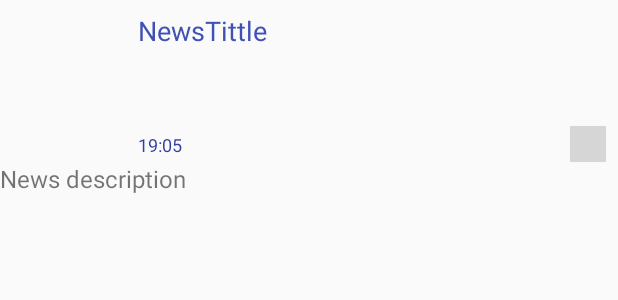
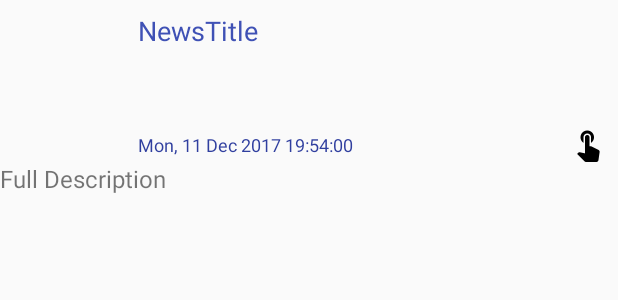
Before and after one commit to bleak96/News6, an Android app: the layout list_item.xml on its own in the app's theme, with its tools: preview values and no code run, on a phone screen of 412 x 824 dp. Shown: the top 300 px of the screen. Run offline under Robolectric (Android 15) with nearby library versions, the phone set to English and light mode, and no system bars; grey boxes are pictures that could not be loaded.

Commit message:
reformated code, add picture file...

```diff
--- a/mobile/src/main/java/com/example/asus/news/adapters/FragmentAdapter.java
+++ b/mobile/src/main/java/com/example/asus/news/adapters/FragmentAdapter.java
@@ -12,7 +12,6 @@ import com.example.asus.news.fragments.CultureFragment;
 import com.example.asus.news.fragments.EconomicsFragment;
 import com.example.asus.news.fragments.SocietyFragment;
 import com.example.asus.news.fragments.WorldFragment;
-
 
 public class FragmentAdapter extends FragmentPagerAdapter {
 
--- a/mobile/src/main/java/com/example/asus/news/fragments/CultureFragment.java
+++ b/mobile/src/main/java/com/example/asus/news/fragments/CultureFragment.java
@@ -24,8 +24,8 @@ public class CultureFragment extends RecyclerViewCustomFragment {
     public void onCreate(@Nullable Bundle savedInstanceState) {
         super.onCreate(savedInstanceState);
         List<TutNews> tutNewsList = new ArrayList<>();
-        for (int i=0;i<100;i++){
-            tutNewsList.add(new TutNews(Integer.toString(i),Integer.toString(i),Integer.toString(i)));
+        for (int i = 0; i < 100; i++) {
+            tutNewsList.add(new TutNews(Integer.toString(i), Integer.toString(i), Integer.toString(i)));
         }
         adapter = new BaseAdapter(tutNewsList);
     }
--- a/mobile/src/main/java/com/example/asus/news/fragments/EconomicsFragment.java
+++ b/mobile/src/main/java/com/example/asus/news/fragments/EconomicsFragment.java
@@ -23,8 +23,8 @@ public class EconomicsFragment extends RecyclerViewCustomFragment {
     public void onCreate(@Nullable Bundle savedInstanceState) {
         super.onCreate(savedInstanceState);
         List<TutNews> tutNewsList = new ArrayList<>();
-        for(int i=0; i<100; i++) {
-            tutNewsList.add(new TutNews(Integer.toString(i)+"Zagolovok novosti",Integer.toString(i)+"Dlinnoe opisanie novosti",Integer.toString(i)+"23.07.1998"));
+        for (int i = 0; i < 100; i++) {
+            tutNewsList.add(new TutNews(Integer.toString(i) + "Zagolovok novosti", Integer.toString(i) + "Dlinnoe opisanie novosti", Integer.toString(i) + "23.07.1998"));
         }
         adapter = new BaseAdapter(tutNewsList);
 
--- a/mobile/src/main/java/com/example/asus/news/fragments/WorldFragment.java
+++ b/mobile/src/main/java/com/example/asus/news/fragments/WorldFragment.java
@@ -3,7 +3,6 @@ package com.example.asus.news.fragments;
 import android.support.annotation.Nullable;
 import android.os.Bundle;
 import android.view.View;
-
 import com.example.asus.news.adapters.BaseAdapter;
 import com.example.asus.news.models.TutNews;
 import java.util.ArrayList;
@@ -24,8 +23,8 @@ public class WorldFragment extends RecyclerViewCustomFragment {
     public void onCreate(@Nullable Bundle savedInstanceState) {
         super.onCreate(savedInstanceState);
         List<TutNews> tutNewsList = new ArrayList<>();
-        for (int i=0;i<100;i++){
-            tutNewsList.add(new TutNews(Integer.toString(i),Integer.toString(i),Integer.toString(i)));
+        for (int i = 0; i < 100; i++) {
+            tutNewsList.add(new TutNews(Integer.toString(i), Integer.toString(i), Integer.toString(i)));
         }
         adapter = new BaseAdapter(tutNewsList);
     }
--- a/mobile/src/main/res/layout/list_item.xml
+++ b/mobile/src/main/res/layout/list_item.xml
@@ -1,30 +1,31 @@
-<LinearLayout
-    xmlns:android="http://schemas.android.com/apk/res/android"
+<LinearLayout xmlns:android="http://schemas.android.com/apk/res/android"
     android:layout_width="match_parent"
     android:layout_height="wrap_content"
     android:orientation="vertical">
 
     <RelativeLayout
+        android:layout_width="match_parent"
         android:layout_height="108dp"
-    android:layout_width="match_parent"
         android:orientation="horizontal">
 
         <ImageView
             android:id="@+id/news_description"
             android:layout_width="76dp"
             android:layout_height="76dp"
-        android:layout_margin="8dp"/>
+            android:layout_margin="8dp" />
 
         <TextView
             android:id="@+id/news_title"
             android:layout_width="match_parent"
             android:layout_height="76dp"
-        android:text="NewsTittle"
+            android:layout_marginEnd="8dp"
+            android:layout_marginRight="8dp"
+            android:layout_marginTop="8dp"
+            android:layout_toEndOf="@+id/news_description"
+            android:layout_toRightOf="@id/news_description"
+            android:text="@string/NewsTitle"
             android:textColor="@color/colorPrimary"
-        android:textSize="18sp"
-        android:layout_toRightOf="@id/news_description"
-        android:layout_marginRight="8dp"
-        android:layout_marginTop="8dp"/>
+            android:textSize="18sp" />
 
         <TextView
             android:id="@+id/news_date"
@@ -33,8 +34,9 @@
             android:layout_alignLeft="@+id/news_title"
             android:layout_alignParentBottom="true"
             android:layout_alignStart="@+id/news_title"
+            android:layout_marginEnd="8dp"
             android:layout_marginRight="8dp"
-        android:text="19:05"
+            android:text="@string/NewsPubDate"
             android:textColor="@color/colorPrimaryDark"
             android:textSize="12sp" />
 
@@ -52,10 +54,7 @@
         android:id="@+id/news_link"
         android:layout_width="match_parent"
         android:layout_height="wrap_content"
-        android:layout_alignParentLeft="true"
-        android:layout_alignParentStart="true"
-        android:layout_alignParentTop="true"
-        android:text="News description"
+        android:text="@string/NewsDescription"
         android:textSize="16sp" />
 
 </LinearLayout>
--- a/mobile/src/main/res/values/strings.xml
+++ b/mobile/src/main/res/values/strings.xml
@@ -8,5 +8,8 @@
     <string name="title_fragment_culture">Culture</string>
     <string name="title_fragment_accidents">Accidents</string>
 
+    <string name="NewsTitle">NewsTitle</string>
+    <string name="NewsPubDate">Mon, 11 Dec 2017 19:54:00</string>
+    <string name="NewsDescription">Full Description</string>
 
 </resources>
```
Also changed, not shown: mobile/src/main/java/com/example/asus/news/activity/MainActivity.java (+0 -14 lines), mobile/src/main/java/com/example/asus/news/adapters/BaseAdapter.java (+7 -7 lines), mobile/src/main/java/com/example/asus/news/fragments/AccidentsFragment.java (+2 -7 lines), mobile/src/main/java/com/example/asus/news/fragments/RecyclerViewCustomFragment.java (+7 -13 lines), mobile/src/main/java/com/example/asus/news/fragments/SocietyFragment.java (+3 -4 lines), mobile/src/main/java/com/example/asus/news/models/TutNews.java (+12 -29 lines), mobile/src/main/res/drawable-hdpi/ic_touch_app_black_24dp.png (added), mobile/src/main/res/drawable-mdpi/ic_touch_app_black_24dp.png (added), mobile/src/main/res/drawable-xhdpi/ic_touch_app_black_24dp.png (added), mobile/src/main/res/drawable-xxhdpi/ic_touch_app_black_24dp.png (added), mobile/src/main/res/drawable-xxxhdpi/ic_touch_app_black_24dp.png (added). Lines whose indentation alone changed are shown as unchanged.
